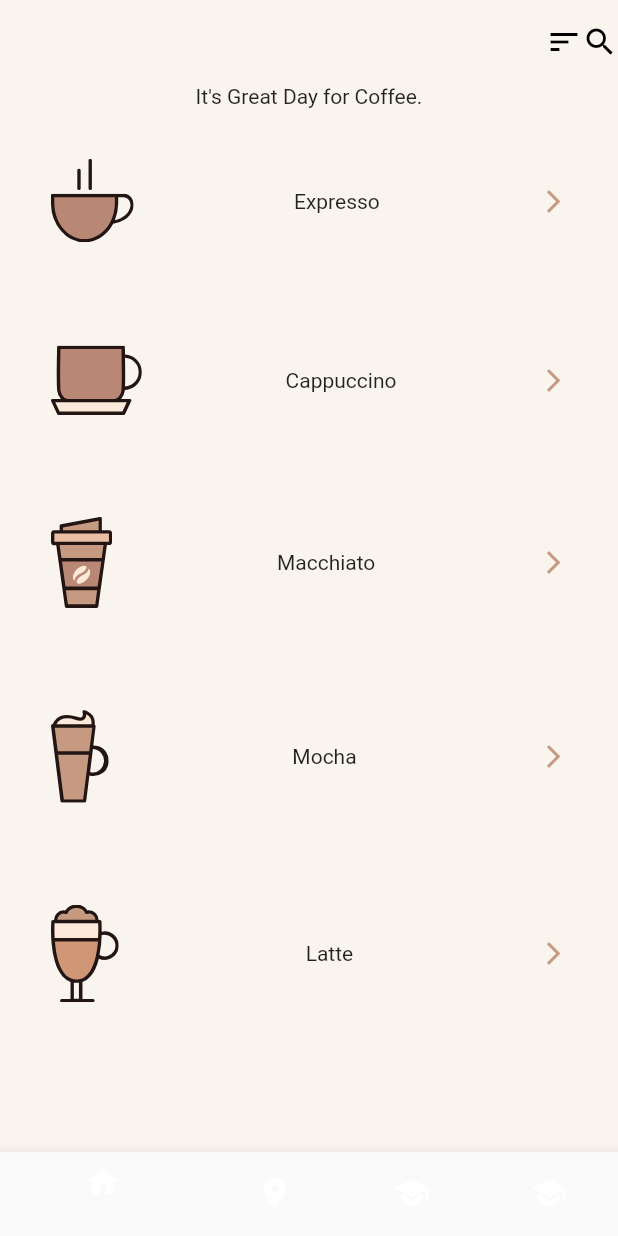
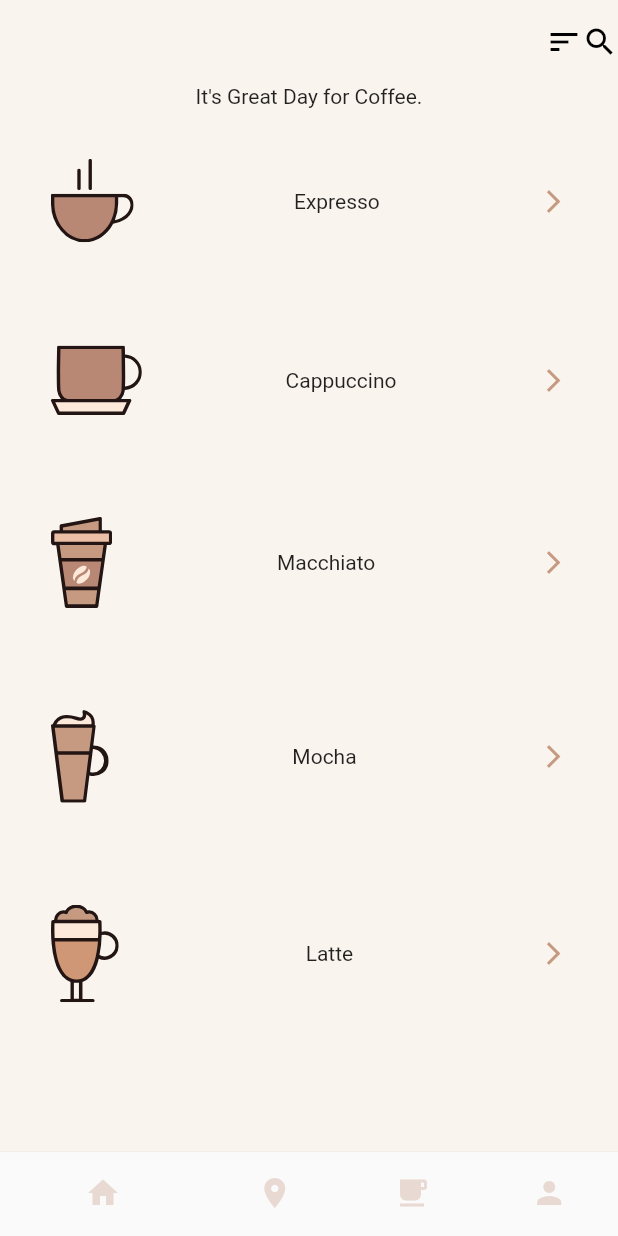
Before and after one commit to devleandrodias/flutter-ui-coffee-store, a Flutter app: the screen it shows after launch, on a phone screen of 412 x 824 dp. Run offline on Flutter 3.47's test engine with Material 2 defaults, Android fonts, the phone set to English and light mode, and no system bars; our stand-ins replace flutter_svg.

Commit message:
personalizando menu inferior com icones

```diff
--- a/lib/main.dart
+++ b/lib/main.dart
@@ -43,23 +43,38 @@ class _MyHomePageState extends State<MyHomePage> {
         ],
       ),
       bottomNavigationBar: BottomNavigationBar(
+        elevation: 1,
+        selectedItemColor: Color.fromRGBO(194, 142, 121, 1),
+        showSelectedLabels: false,
         backgroundColor: Colors.white,
         items: const <BottomNavigationBarItem>[
           BottomNavigationBarItem(
-            icon: Icon(Icons.home),
-            title: Text(''),
+            icon: Icon(
+              Icons.home,
+              color: Color.fromRGBO(194, 142, 121, 0.3),
+            ),
+            title: Text('home'),
           ),
           BottomNavigationBarItem(
-            icon: Icon(Icons.location_on),
-            title: Text(''),
+            icon: Icon(
+              Icons.location_on,
+              color: Color.fromRGBO(194, 142, 121, 0.3),
+            ),
+            title: Text('location'),
           ),
           BottomNavigationBarItem(
-            icon: Icon(Icons.school),
-            title: Text(''),
+            icon: Icon(
+              Icons.free_breakfast,
+              color: Color.fromRGBO(194, 142, 121, 0.3),
+            ),
+            title: Text('coffee'),
           ),
           BottomNavigationBarItem(
-            icon: Icon(Icons.school),
-            title: Text(''),
+            icon: Icon(
+              Icons.person,
+              color: Color.fromRGBO(194, 142, 121, 0.3),
+            ),
+            title: Text('user'),
           ),
         ],
       ),
--- a/pubspec.yaml
+++ b/pubspec.yaml
@@ -49,6 +49,10 @@ flutter:
     - assets/icons/icon-coffee-latte.svg
     - assets/icons/icon-coffee-macchiato.svg
     - assets/icons/icon-coffee-mocha.svg
+    - assets/icons/icon-cup.svg
+    - assets/icons/icon-home.svg
+    - assets/icons/icon-location.svg
+    - assets/icons/icon-profile.svg
   # An image asset can refer to one or more resolution-specific "variants", see
   # https://flutter.dev/assets-and-images/#resolution-aware.
   # For details regarding adding assets from package dependencies, see
```
Also changed, not shown: assets/icons/icon-cup.svg (added), assets/icons/icon-home.svg (added), assets/icons/icon-location.svg (added), assets/icons/icon-profile.svg (added).
